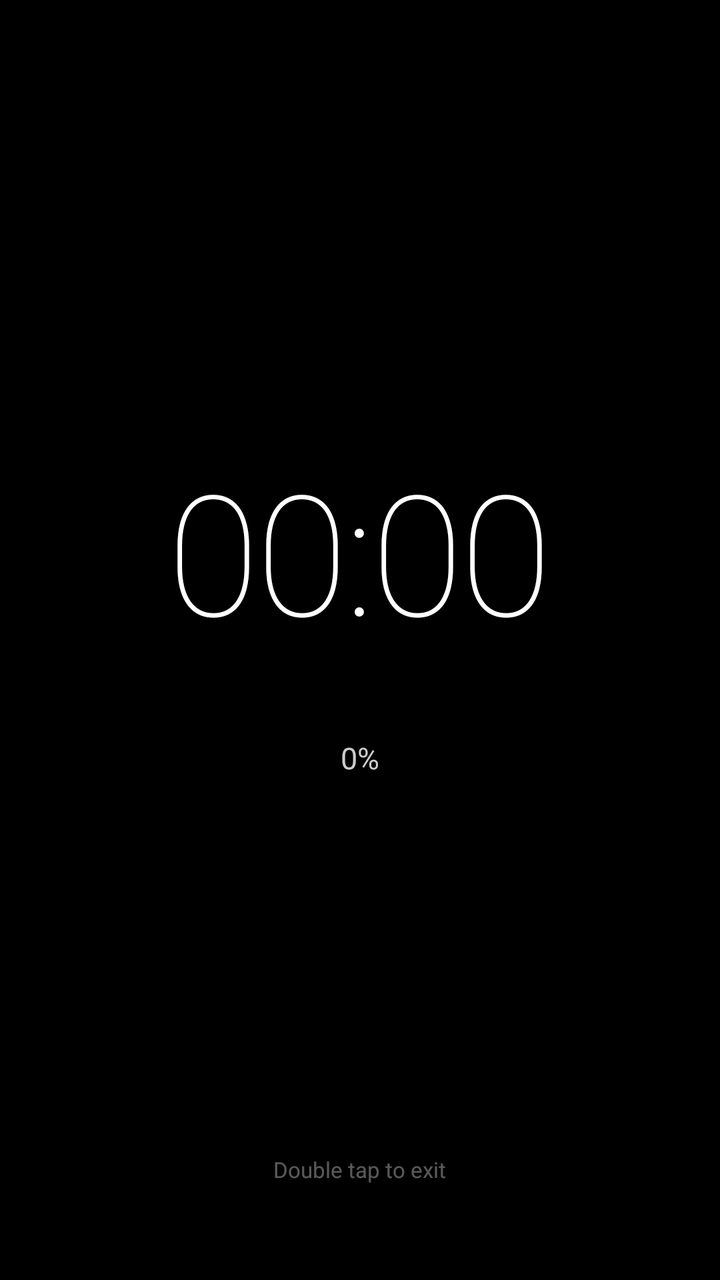
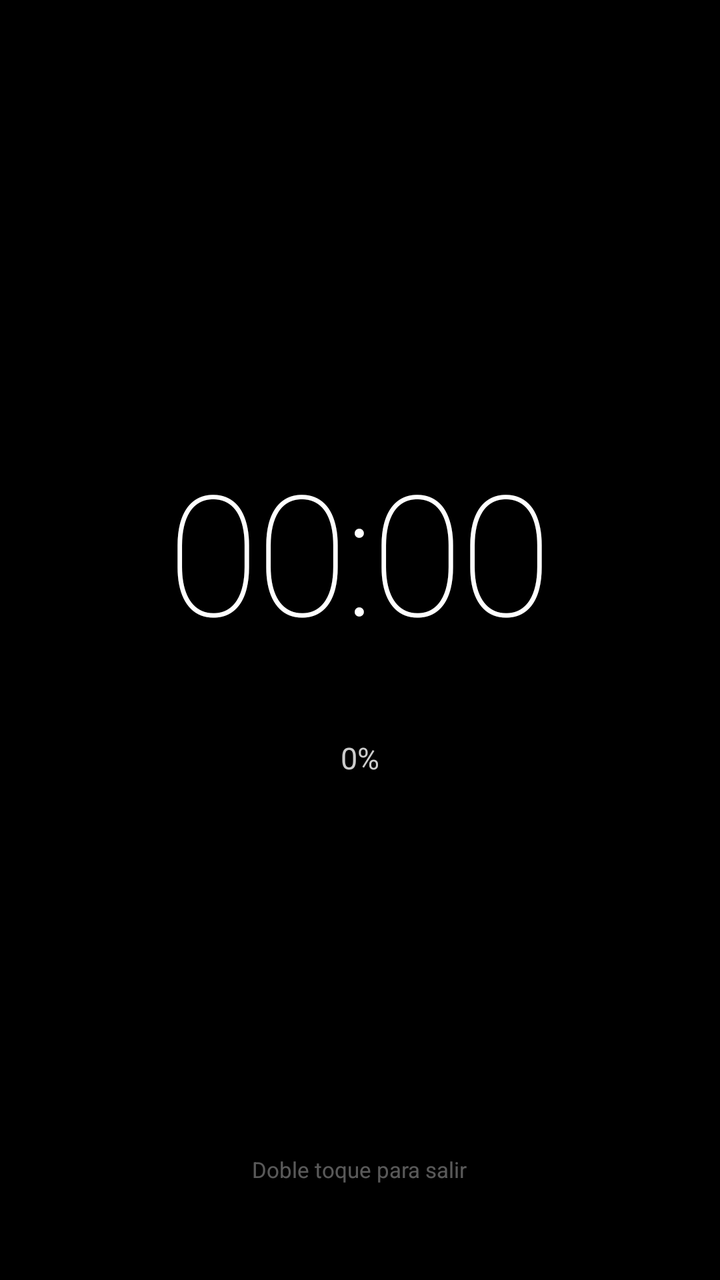

Two renders of the same Android screen: before a commit and after it. Below are the layout's source before the change and the commit's diff.
<!-- AndroidManifest.xml: activity theme Theme.Aod.Fullscreen -->
<!-- res/layout/activity_aod.xml -->
<?xml version="1.0" encoding="utf-8"?>
<FrameLayout xmlns:android="http://schemas.android.com/apk/res/android"
    android:id="@+id/aod_root"
    android:layout_width="match_parent"
    android:layout_height="match_parent"
    android:background="#000000"
    android:keepScreenOn="true"
    android:focusable="true"
    android:focusableInTouchMode="true">

    <LinearLayout
        android:id="@+id/aod_content"
        android:layout_width="wrap_content"
        android:layout_height="wrap_content"
        android:layout_gravity="center"
        android:gravity="center_horizontal"
        android:orientation="vertical">

        <TextView
            android:id="@+id/tv_clock"
            android:layout_width="wrap_content"
            android:layout_height="wrap_content"
            android:text="00:00"
            android:textColor="#FFFFFF"
            android:textSize="84sp"
            android:letterSpacing="-0.02"
            android:fontFamily="sans-serif-thin" />

        <TextView
            android:id="@+id/tv_date"
            android:layout_width="wrap_content"
            android:layout_height="wrap_content"
            android:layout_marginTop="4dp"
            android:text=""
            android:textColor="#B3B3B3"
            android:textSize="16sp"
            android:fontFamily="sans-serif-light" />

        <TextView
            android:id="@+id/tv_battery"
            android:layout_width="wrap_content"
            android:layout_height="wrap_content"
            android:layout_marginTop="12dp"
            android:text="0%"
            android:textColor="#CCCCCC"
            android:textSize="15sp" />

        
        <LinearLayout
            android:id="@+id/media_panel"
            android:layout_width="wrap_content"
            android:layout_height="wrap_content"
            android:layout_marginTop="36dp"
            android:gravity="center"
            android:orientation="vertical"
            android:visibility="gone">

            <TextView
                android:id="@+id/tv_track"
                android:layout_width="wrap_content"
                android:layout_height="wrap_content"
                android:maxWidth="260dp"
                android:maxLines="1"
                android:ellipsize="end"
                android:textColor="#FFFFFF"
                android:textSize="16sp" />

            <TextView
                android:id="@+id/tv_artist"
                android:layout_width="wrap_content"
                android:layout_height="wrap_content"
                android:maxWidth="260dp"
                android:maxLines="1"
                android:ellipsize="end"
                android:textColor="#9E9E9E"
                android:textSize="13sp" />

            <LinearLayout
                android:layout_width="wrap_content"
                android:layout_height="wrap_content"
                android:layout_marginTop="12dp"
                android:orientation="horizontal"
                android:gravity="center">

                <ImageView
                    android:id="@+id/btn_play_pause"
                    android:layout_width="40dp"
                    android:layout_height="40dp"
                    android:padding="6dp"
                    android:contentDescription="Play or pause"
                    android:src="@android:drawable/ic_media_play"
                    android:tint="#FFFFFF" />

                <ImageView
                    android:id="@+id/btn_next"
                    android:layout_width="40dp"
                    android:layout_height="40dp"
                    android:layout_marginStart="24dp"
                    android:padding="6dp"
                    android:contentDescription="Next track"
                    android:src="@android:drawable/ic_media_next"
                    android:tint="#FFFFFF" />
            </LinearLayout>
        </LinearLayout>

        
        <LinearLayout
            android:id="@+id/notif_row"
            android:layout_width="wrap_content"
            android:layout_height="wrap_content"
            android:layout_marginTop="32dp"
            android:gravity="center"
            android:orientation="horizontal" />
    </LinearLayout>

    <TextView
        android:layout_width="wrap_content"
        android:layout_height="wrap_content"
        android:layout_gravity="bottom|center_horizontal"
        android:layout_marginBottom="48dp"
        android:alpha="0.35"
        android:text="Double tap to exit"
        android:textColor="#FFFFFF"
        android:textSize="11sp" />
</FrameLayout>
<!-- resources referenced by this layout -->
<resources>
  <style name="Theme.Aod.Fullscreen" parent="Theme.AppCompat.NoActionBar">
          <item name="android:windowBackground">@android:color/black</item>
          <item name="android:windowFullscreen">true</item>
          <item name="android:windowAnimationStyle">@null</item>
          <item name="android:windowLayoutInDisplayCutoutMode">shortEdges</item>
      </style>
</resources>

<!-- the commit's change to res/layout/activity_aod.xml (unified diff, before → after) -->
@@ -119,7 +119,7 @@
         android:layout_gravity="bottom|center_horizontal"
         android:layout_marginBottom="48dp"
         android:alpha="0.35"
-        android:text="Double tap to exit"
+        android:text="Doble toque para salir"
         android:textColor="#FFFFFF"
         android:textSize="11sp" />
 </FrameLayout>
